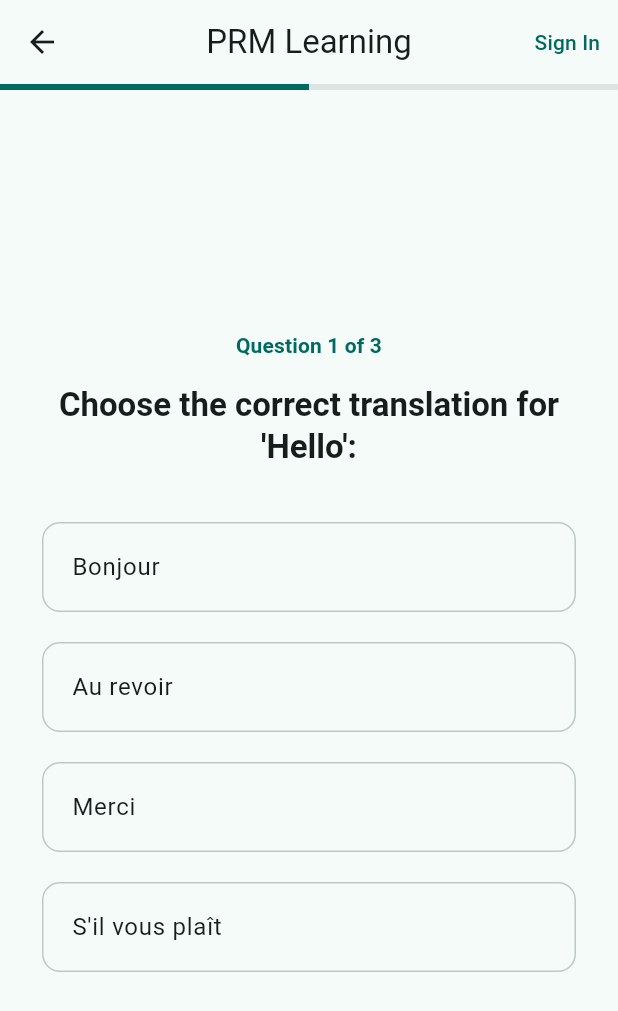
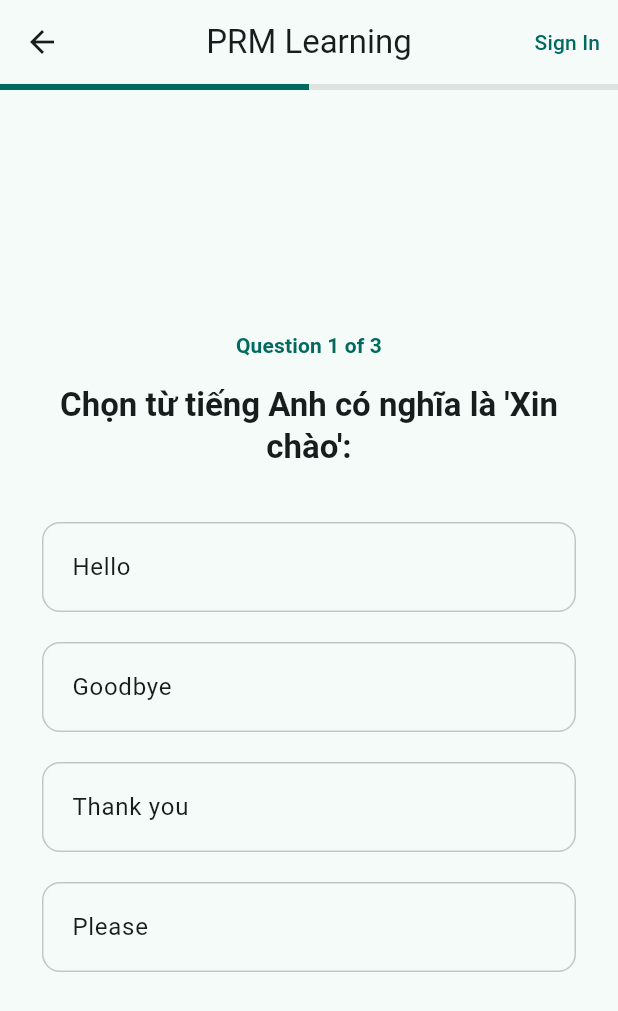
Before and after one commit to PRM393-Group1-EnglishStudyApplication/frontend, a Flutter app: the OnboardingWizard screen opened directly, after a tap on "✈️ Travel & Culture", after a tap on "👶 I am brand new", on a phone screen of 412 x 824 dp. Shown: the top 1011 px of the screen. Run offline on Flutter 3.47's test engine with Material 3 defaults, Android fonts, the phone set to English and light mode, and no system bars; our stand-ins replace dio, flutter_dotenv, flutter_riverpod, go_router, shared_preferences; missing offline and left inert: clerk_auth, clerk_flutter; accounts and stored records are empty.

Commit message:
feat: implement onboarding quiz constants and update platform-specific plugin configurations

```diff
--- a/lib/features/onboarding/constants/onboarding_questions.dart
+++ b/lib/features/onboarding/constants/onboarding_questions.dart
@@ -16,41 +16,46 @@ const Map<String, List<OnboardingQuestion>> onboardingQuiz = <String, List<Onboa
   'BEGINNER': <OnboardingQuestion>[
     OnboardingQuestion(
       id: 'b1',
-      question: "Choose the correct translation for 'Hello':",
-      options: <String>['Bonjour', 'Au revoir', 'Merci', "S'il vous plaît"],
-      correct: 'Bonjour',
+      question: "Chọn từ tiếng Anh có nghĩa là 'Xin chào':",
+      options: <String>['Hello', 'Goodbye', 'Thank you', 'Please'],
+      correct: 'Hello',
     ),
     OnboardingQuestion(
       id: 'b2',
-      question: "Which of these means 'Thank you'?",
-      options: <String>['Oui', 'Non', 'Merci', 'Chat'],
-      correct: 'Merci',
+      question: "Từ nào dưới đây có nghĩa là 'Cảm ơn'?",
+      options: <String>['Yes', 'No', 'Thank you', 'Sorry'],
+      correct: 'Thank you',
     ),
     OnboardingQuestion(
       id: 'b3',
-      question: "Complete the phrase: '___ va?' (How's it going?)",
-      options: <String>['Comment', 'Ça', 'Qui', 'Où'],
-      correct: 'Ça',
+      question: "Hoàn thành câu sau: 'How ___ you?' (Bạn khỏe không?)",
+      options: <String>['is', 'are', 'am', 'be'],
+      correct: 'are',
     ),
   ],
   'EXPERIENCED': <OnboardingQuestion>[
     OnboardingQuestion(
       id: 'e1',
-      question: "Select the missing word: 'Je voudrais ___ un café.'",
-      options: <String>['manger', 'boire', 'commander', 'parler'],
-      correct: 'commander',
+      question: "Chọn từ còn thiếu: 'I would like to ___ a cup of coffee.' (Tôi muốn gọi một tách cà phê.)",
+      options: <String>['eat', 'order', 'speak', 'run'],
+      correct: 'order',
     ),
     OnboardingQuestion(
       id: 'e2',
-      question: "What is the correct past tense form?",
-      options: <String>["J'ai mangé", "Je mange", "Je mangerai", "Je mangerais"],
-      correct: "J'ai mangé",
+      question: "Dạng quá khứ của động từ 'go' là gì?",
+      options: <String>['went', 'going', 'gone', 'goes'],
+      correct: 'went',
     ),
     OnboardingQuestion(
       id: 'e3',
-      question: "Translate: 'The weather is beautiful today.'",
-      options: <String>['Il fait froid.', "Il fait beau aujourd'hui.", 'Il pleut.', "C'est difficile."],
-      correct: "Il fait beau aujourd'hui.",
+      question: "Dịch câu sau sang tiếng Anh: 'Hôm nay thời tiết thật đẹp.'",
+      options: <String>[
+        'It is raining today.',
+        'The weather is beautiful today.',
+        'It is very cold today.',
+        'It is dark today.'
+      ],
+      correct: 'The weather is beautiful today.',
     ),
   ],
 };
```
